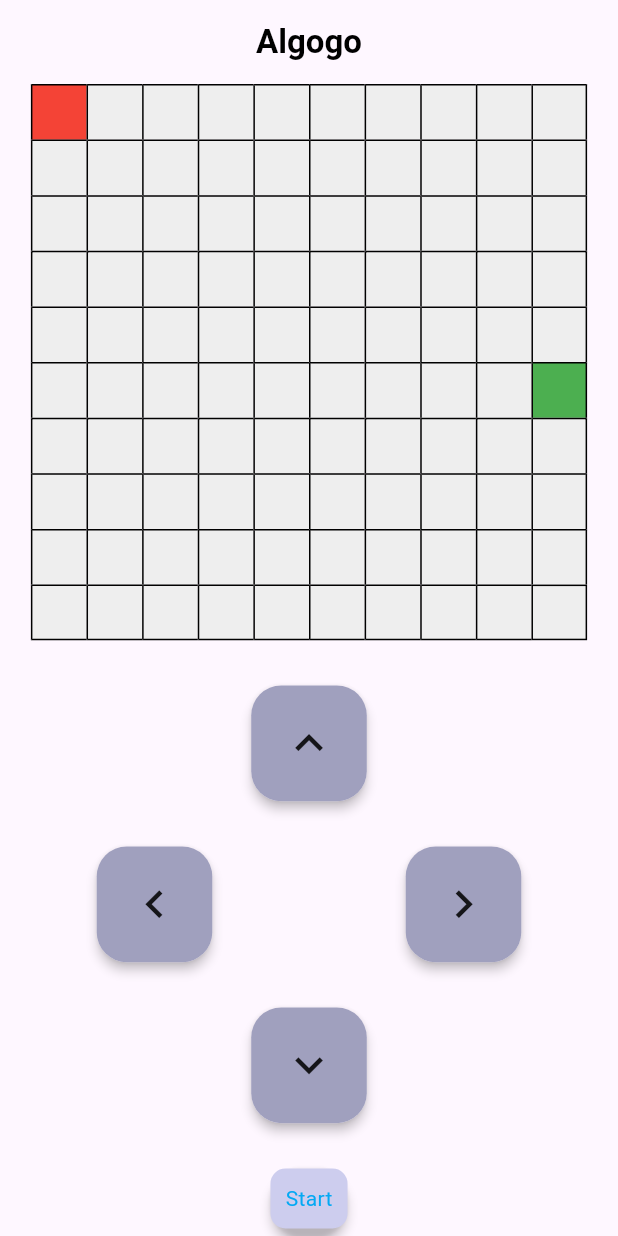
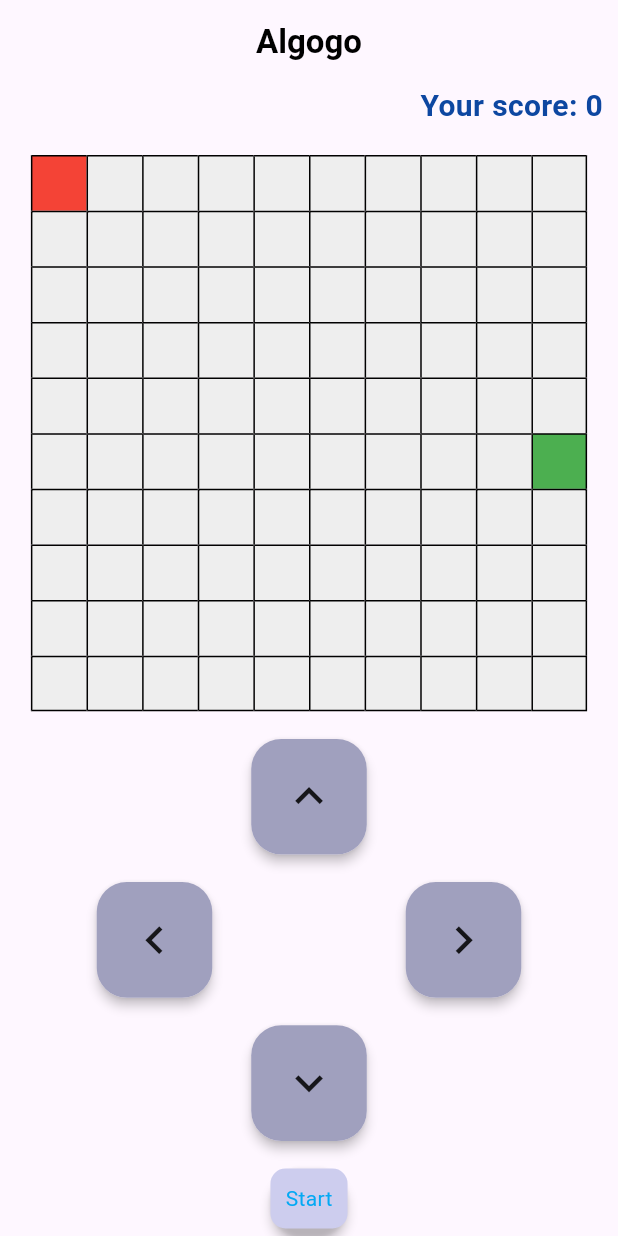
Before and after one commit to HiNett/Flutter-Snake, a Flutter app: the screen it shows after launch, on a phone screen of 412 x 824 dp. Run offline on Flutter 3.47's test engine with Material 3 defaults, Android fonts, the phone set to English and light mode, and no system bars.

Commit message:
implemented a score increasing with fruits

```diff
--- a/snake_game/lib/main.dart
+++ b/snake_game/lib/main.dart
@@ -20,6 +20,7 @@ class _MainAppState extends State<MainApp> {
   int velocity = 500;
   var fruitXPos = Random().nextInt(10);
   var fruitYPos = Random().nextInt(10);
+  var score = 0;
 
   // function changing the fruit's position
   bool isFruitTouched() {
@@ -74,9 +75,9 @@ class _MainAppState extends State<MainApp> {
         Timer.periodic(const Duration(milliseconds: 1), (arg) {
       setState(() {
         if (isFruitTouched()) {
-          velocity += 100;
           fruitXPos = Random().nextInt(10);
           fruitYPos = Random().nextInt(10);
+          score += 1;
         }
       });
     });
@@ -113,7 +114,25 @@ class _MainAppState extends State<MainApp> {
         body: Column(
           mainAxisAlignment: MainAxisAlignment.spaceBetween,
           children: [
-            Column(children: [...generateRow()]),
+            Row(
+              mainAxisAlignment: MainAxisAlignment.end,
+              children: [
+                Container(
+                  margin: const EdgeInsets.only(right: 10),
+                  child: Text('Your score: $score',
+                  style: TextStyle(
+
+                    fontSize: 20,
+                    fontWeight: FontWeight.bold,
+                    color: Colors.blue[900],
+                    ),
+                  ),
+                ),
+              ],
+            ),
+            Column(children: [...generateRow()]
+
+            ),
             Column(
               mainAxisAlignment: MainAxisAlignment.center,
               children: [
```
